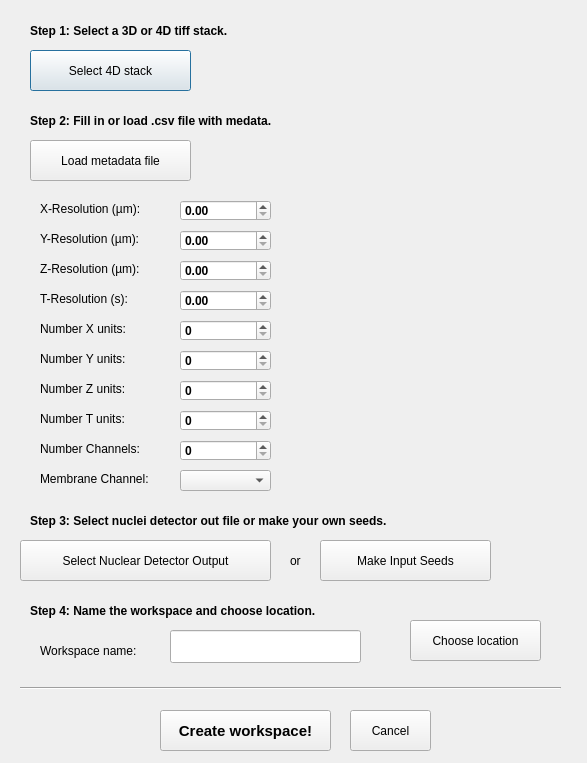
Qt form CellECT/gui/new_workspace_layout.ui (ddiana/CellECT) before a commit.
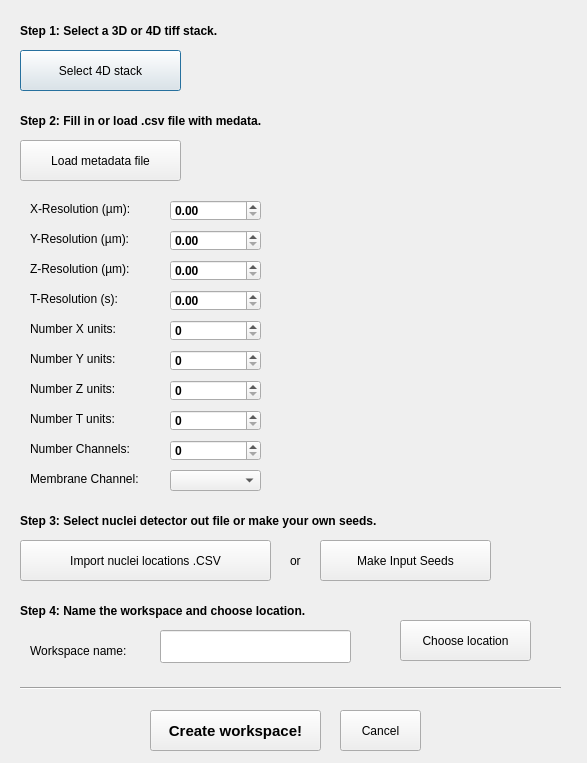
The same form after that commit.

Commit message: started make new workspace

Patch:
```diff
--- a/CellECT/gui/new_workspace_layout.ui
+++ b/CellECT/gui/new_workspace_layout.ui
@@ -16,7 +16,7 @@
   <widget class="QPushButton" name="btn_select_img">
    <property name="geometry">
     <rect>
-     <x>30</x>
+     <x>20</x>
      <y>50</y>
      <width>161</width>
      <height>41</height>
@@ -29,7 +29,7 @@
   <widget class="QLabel" name="label">
    <property name="geometry">
     <rect>
-     <x>290</x>
+     <x>280</x>
      <y>200</y>
      <width>271</width>
      <height>271</height>
@@ -52,7 +52,7 @@
     </rect>
    </property>
    <property name="text">
-    <string>Select Nuclear Detector Output</string>
+    <string>Import nuclei locations .CSV</string>
    </property>
   </widget>
   <widget class="QPushButton" name="pushButton_3">
@@ -84,7 +84,7 @@
   <widget class="QPushButton" name="brn_load_metadata">
    <property name="geometry">
     <rect>
-     <x>30</x>
+     <x>20</x>
      <y>140</y>
      <width>161</width>
      <height>41</height>
@@ -97,7 +97,7 @@
   <widget class="QLabel" name="label_10">
    <property name="geometry">
     <rect>
-     <x>40</x>
+     <x>30</x>
      <y>290</y>
      <width>141</width>
      <height>17</height>
@@ -110,7 +110,7 @@
   <widget class="QLabel" name="label_8">
    <property name="geometry">
     <rect>
-     <x>40</x>
+     <x>30</x>
      <y>230</y>
      <width>151</width>
      <height>17</height>
@@ -123,7 +123,7 @@
   <widget class="QLabel" name="label_14">
    <property name="geometry">
     <rect>
-     <x>40</x>
+     <x>30</x>
      <y>410</y>
      <width>111</width>
      <height>17</height>
@@ -136,7 +136,7 @@
   <widget class="QLabel" name="label_11">
    <property name="geometry">
     <rect>
-     <x>40</x>
+     <x>30</x>
      <y>320</y>
      <width>111</width>
      <height>17</height>
@@ -149,7 +149,7 @@
   <widget class="QLabel" name="label_7">
    <property name="geometry">
     <rect>
-     <x>40</x>
+     <x>30</x>
      <y>200</y>
      <width>151</width>
      <height>17</height>
@@ -162,7 +162,7 @@
   <widget class="QLabel" name="label_15">
    <property name="geometry">
     <rect>
-     <x>40</x>
+     <x>30</x>
      <y>440</y>
      <width>121</width>
      <height>17</height>
@@ -175,7 +175,7 @@
   <widget class="QLabel" name="label_12">
    <property name="geometry">
     <rect>
-     <x>40</x>
+     <x>30</x>
      <y>350</y>
      <width>111</width>
      <height>17</height>
@@ -188,7 +188,7 @@
   <widget class="QLabel" name="label_9">
    <property name="geometry">
     <rect>
-     <x>40</x>
+     <x>30</x>
      <y>260</y>
      <width>151</width>
      <height>17</height>
@@ -201,7 +201,7 @@
   <widget class="QLabel" name="label_17">
    <property name="geometry">
     <rect>
-     <x>40</x>
+     <x>30</x>
      <y>470</y>
      <width>141</width>
      <height>17</height>
@@ -214,7 +214,7 @@
   <widget class="QLabel" name="label_13">
    <property name="geometry">
     <rect>
-     <x>40</x>
+     <x>30</x>
      <y>380</y>
      <width>111</width>
      <height>17</height>
@@ -227,7 +227,7 @@
   <widget class="QDoubleSpinBox" name="doubleSpinBox_yres">
    <property name="geometry">
     <rect>
-     <x>180</x>
+     <x>170</x>
      <y>230</y>
      <width>91</width>
      <height>21</height>
@@ -244,7 +244,7 @@
   <widget class="QSpinBox" name="spinBox_numt">
    <property name="geometry">
     <rect>
-     <x>180</x>
+     <x>170</x>
      <y>410</y>
      <width>91</width>
      <height>21</height>
@@ -264,7 +264,7 @@
   <widget class="QDoubleSpinBox" name="doubleSpinBox_xres">
    <property name="geometry">
     <rect>
-     <x>180</x>
+     <x>170</x>
      <y>200</y>
      <width>91</width>
      <height>21</height>
@@ -281,7 +281,7 @@
   <widget class="QSpinBox" name="spinBox_numch">
    <property name="geometry">
     <rect>
-     <x>180</x>
+     <x>170</x>
      <y>440</y>
      <width>91</width>
      <height>21</height>
@@ -298,7 +298,7 @@
   <widget class="QSpinBox" name="spinBox_numz">
    <property name="geometry">
     <rect>
-     <x>180</x>
+     <x>170</x>
      <y>380</y>
      <width>91</width>
      <height>21</height>
@@ -318,7 +318,7 @@
   <widget class="QComboBox" name="comboBox_mem_chan">
    <property name="geometry">
     <rect>
-     <x>180</x>
+     <x>170</x>
      <y>470</y>
      <width>91</width>
      <height>21</height>
@@ -335,7 +335,7 @@
   <widget class="QSpinBox" name="spinBox_numy">
    <property name="geometry">
     <rect>
-     <x>180</x>
+     <x>170</x>
      <y>350</y>
      <width>91</width>
      <height>21</height>
@@ -355,7 +355,7 @@
   <widget class="QSpinBox" name="spinBox_numx">
    <property name="geometry">
     <rect>
-     <x>180</x>
+     <x>170</x>
      <y>320</y>
      <width>91</width>
      <height>21</height>
@@ -375,7 +375,7 @@
   <widget class="QDoubleSpinBox" name="doubleSpinBox_zres">
    <property name="geometry">
     <rect>
-     <x>180</x>
+     <x>170</x>
      <y>260</y>
      <width>91</width>
      <height>21</height>
@@ -392,7 +392,7 @@
   <widget class="QDoubleSpinBox" name="doubleSpinBox_tres">
    <property name="geometry">
     <rect>
-     <x>180</x>
+     <x>170</x>
      <y>290</y>
      <width>91</width>
      <height>21</height>
@@ -412,7 +412,7 @@
   <widget class="QLabel" name="label_3">
    <property name="geometry">
     <rect>
-     <x>30</x>
+     <x>20</x>
      <y>20</y>
      <width>451</width>
      <height>21</height>
@@ -431,7 +431,7 @@
   <widget class="QLabel" name="label_5">
    <property name="geometry">
     <rect>
-     <x>30</x>
+     <x>20</x>
      <y>110</y>
      <width>411</width>
      <height>21</height>
@@ -450,7 +450,7 @@
   <widget class="QLabel" name="label_6">
    <property name="geometry">
     <rect>
-     <x>30</x>
+     <x>20</x>
      <y>510</y>
      <width>471</width>
      <height>21</height>
@@ -469,7 +469,7 @@
   <widget class="QPushButton" name="btn_create_ws">
    <property name="geometry">
     <rect>
-     <x>160</x>
+     <x>150</x>
      <y>710</y>
      <width>171</width>
      <height>41</height>
@@ -489,7 +489,7 @@
   <widget class="QPushButton" name="btn_cancel">
    <property name="geometry">
     <rect>
-     <x>350</x>
+     <x>340</x>
      <y>710</y>
      <width>81</width>
      <height>41</height>
@@ -502,7 +502,7 @@
   <widget class="QLabel" name="label_18">
    <property name="geometry">
     <rect>
-     <x>30</x>
+     <x>20</x>
      <y>600</y>
      <width>471</width>
      <height>21</height>
@@ -521,7 +521,7 @@
   <widget class="QPushButton" name="btnn_choose_location">
    <property name="geometry">
     <rect>
-     <x>410</x>
+     <x>400</x>
      <y>620</y>
      <width>131</width>
      <height>41</height>
@@ -534,7 +534,7 @@
   <widget class="QLabel" name="label_19">
    <property name="geometry">
     <rect>
-     <x>40</x>
+     <x>30</x>
      <y>640</y>
      <width>131</width>
      <height>21</height>
@@ -547,7 +547,7 @@
   <widget class="QLineEdit" name="lineEdit">
    <property name="geometry">
     <rect>
-     <x>170</x>
+     <x>160</x>
      <y>630</y>
      <width>191</width>
      <height>33</height>
```
Left out of the diff: 4 changed lines with no effect on the pictures. The commit also changes 6 other files.
